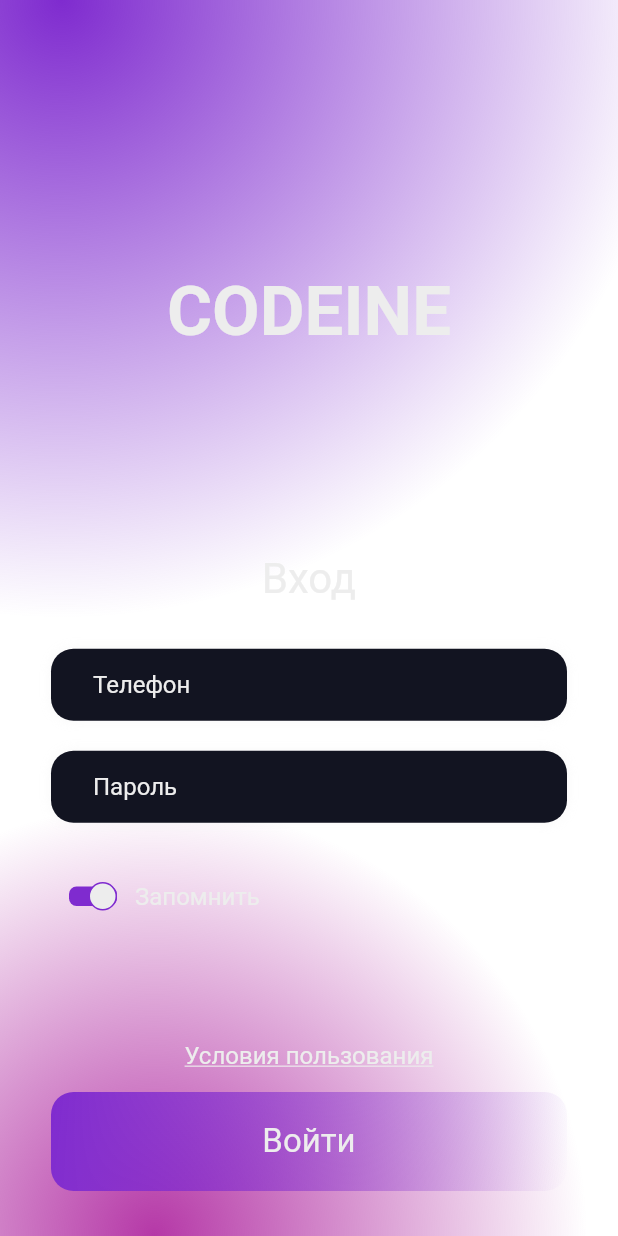
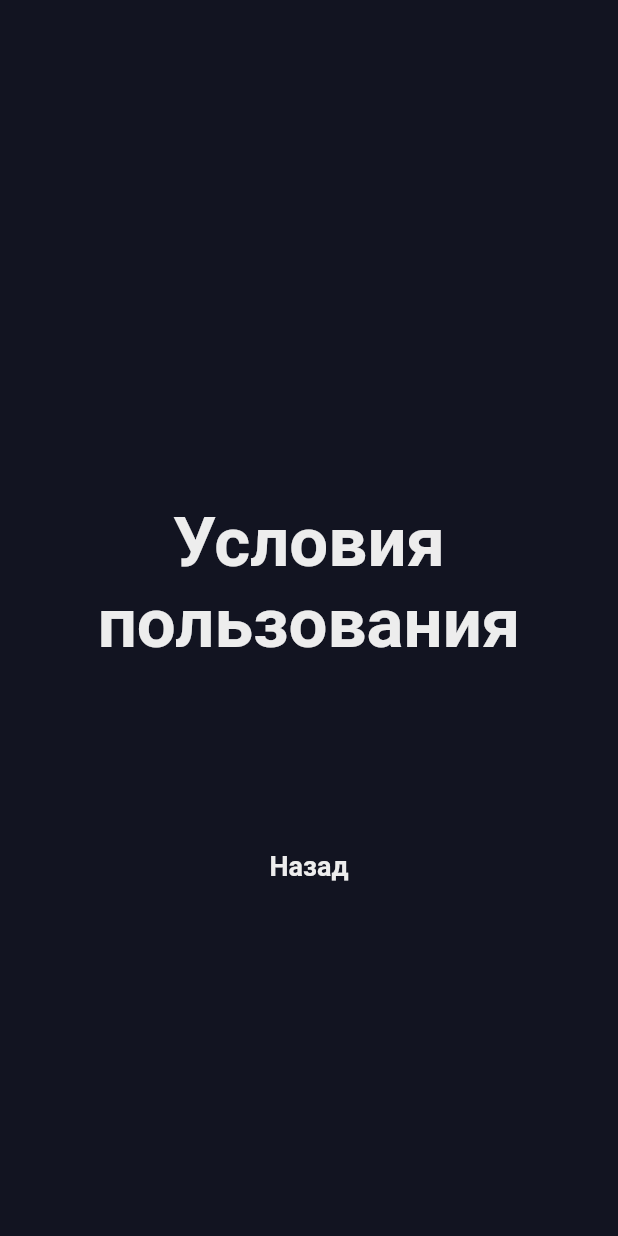
Before and after one commit to bytes7bytes7/codeine, a Flutter app: the screen it shows after launch, after a tap on "Условия пользования", on a phone screen of 412 x 824 dp. Run offline on Flutter 3.47's test engine with Material 2 defaults, Android fonts, the phone set to English and light mode, and no system bars; our stand-ins replace cookie_jar, dio, dio_cookie_manager, sqflite; accounts and stored records are empty.

Commit message:
added NextPageRoute && ConditionsScreen

```diff
--- a/lib/constants.dart
+++ b/lib/constants.dart
@@ -10,6 +10,15 @@ abstract class ConstantColors {
   static const Color splashColor = Color(0xFF7F2BCF);
   static const Color highlightColor = Color(0xFFB538A7);
   static const Color errorColor = Color(0xFFB53850);
+}
+
+abstract class ConstantData {
+  // Do not add: MainScreen, ConditionsScreen
+  static final Map<String, Widget> appDestinations = {
+    'SplashScreen': SplashScreen(),
+    'LoginScreen': LoginScreen(),
+    'HomeScreen': HomeScreen(),
+  };
 }
 
 enum AuthStatus {
@@ -57,11 +66,3 @@ abstract class ConstantDBData {
   static const String photo_100 = 'photo_100';
   static const String phoneOrEmail = 'phoneOrEmail';
 }
-
-abstract class ConstantData {
-  static final Map<String, Widget> appDestinations = {
-    'SplashScreen': SplashScreen(),
-    'LoginScreen': LoginScreen(),
-    'HomeScreen': HomeScreen(),
-  };
-}
--- /dev/null
+++ b/lib/global/next_page_route.dart
@@ -0,0 +1,17 @@
+import 'package:flutter/cupertino.dart';
+
+class NextPageRoute extends CupertinoPageRoute {
+  NextPageRoute({
+    @required this.nextPage,
+  }) : super(builder: (BuildContext context) => nextPage);
+
+  Widget nextPage;
+
+  @override
+  Widget buildPage(BuildContext context, Animation<double> animation,
+      Animation<double> secondaryAnimation) {
+    final Animation<double> curve =
+        CurvedAnimation(parent: controller, curve: Curves.easeInSine);
+    return FadeTransition(opacity: curve, child: nextPage);
+  }
+}
--- /dev/null
+++ b/lib/screens/conditions_screen.dart
@@ -0,0 +1,35 @@
+import 'package:flutter/material.dart';
+
+class ConditionsScreen extends StatelessWidget {
+
+  // TODO: finish this screen
+
+  @override
+  Widget build(BuildContext context) {
+    return Scaffold(
+      body: Center(
+        child: Column(
+          children: [
+            Spacer(flex: 3),
+            Text(
+              'Условия\nпользования',
+              style: Theme.of(context).textTheme.headline1,
+              textAlign: TextAlign.center,
+            ),
+            Spacer(flex: 1),
+            TextButton(
+              child: Text(
+                'Назад',
+                style: Theme.of(context).textTheme.bodyText1,
+              ),
+              onPressed: () {
+                Navigator.pop(context);
+              },
+            ),
+            Spacer(flex: 2),
+          ],
+        ),
+      ),
+    );
+  }
+}
--- a/lib/screens/login_screen.dart
+++ b/lib/screens/login_screen.dart
@@ -8,6 +8,8 @@ import '../widgets/input_field.dart';
 import '../bloc/auth_bloc.dart';
 import '../bloc/bloc.dart';
 import '../constants.dart';
+import '../global/next_page_route.dart';
+import 'conditions_screen.dart';
 
 class LoginScreen extends StatefulWidget {
   @override
@@ -171,7 +173,14 @@ class _LoginScreenState extends State<LoginScreen> {
                                           decoration: TextDecoration.underline,
                                         ),
                                   ),
-                                  onPressed: () {},
+                                  onPressed: () {
+                                    Navigator.push(
+                                      context,
+                                      NextPageRoute(
+                                        nextPage: ConditionsScreen(),
+                                      ),
+                                    );
+                                  },
                                 ),
                               ],
                             ),
@@ -208,6 +217,7 @@ class _LoginScreenState extends State<LoginScreen> {
                           child: InkWell(
                             borderRadius: BorderRadius.circular(15),
                             onTap: () {
+                              if (!loading.value) {
                                 if (pageController.page == 0) {
                                   if (loginController.text.isEmpty) {
                                     loginNotifier.value = 'Пустое поле';
@@ -224,9 +234,12 @@ class _LoginScreenState extends State<LoginScreen> {
                                   // TODO: implement it
                                   print('NOT IMPLEMENTED');
                                 }
+                              }
                             },
                             child: Container(
                               width: double.infinity,
+                              // TODO: make something more flexible
+
                               height: Theme.of(context)
                                           .textTheme
                                           .headline3
```
Lines whose indentation alone changed are shown as unchanged.
